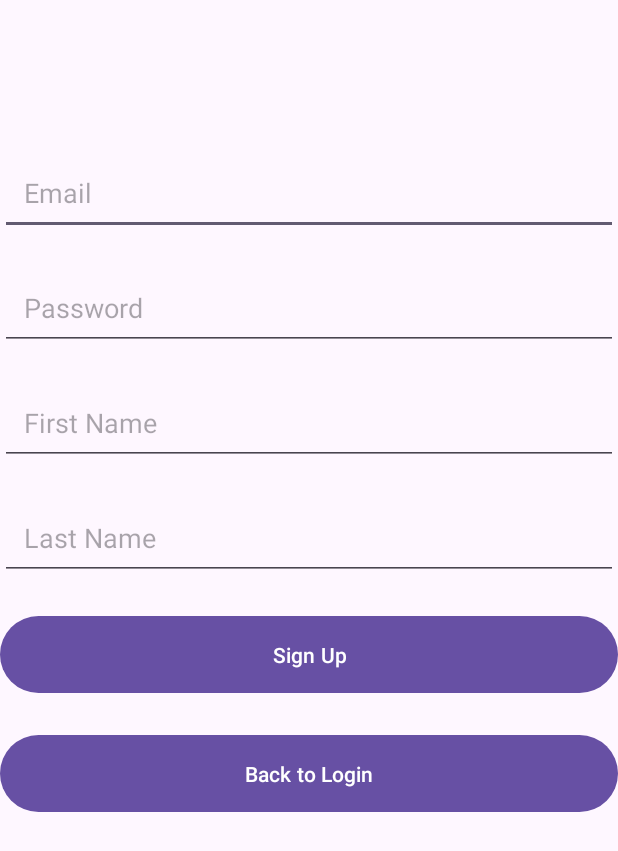
After one commit to JayHarvie/MOBI3002-Pokiminder, an Android app: the SignUpActivity screen opened directly, with no data from a screen before it, on a phone screen of 412 x 824 dp. The commit adds this screen. Shown: the top 851 px of the screen. Run offline under Robolectric (Android 15) with nearby library versions, the phone set to English and light mode, and no system bars; our stand-ins replace Room's generated code; 1 statement that could not run was skipped.

Commit message:
working on signup and login pages

```diff
--- /dev/null
+++ b/app/src/main/java/com/example/pokiminder/data/AppDatabase.kt
@@ -0,0 +1,31 @@
+package com.example.pokiminder.data
+
+import android.content.Context
+import androidx.room.Database
+import androidx.room.Room
+import androidx.room.RoomDatabase
+import com.example.pokiminder.data.dao.UserDao
+import com.example.pokiminder.data.entity.User
+
+@Database(entities = [User::class], version = 1, exportSchema = false)
+abstract class AppDatabase : RoomDatabase() {
+
+    abstract fun userDao(): UserDao
+
+    companion object {
+        @Volatile
+        private var INSTANCE: AppDatabase? = null
+
+        fun getDatabase(context: Context): AppDatabase {
+            return INSTANCE ?: synchronized(this) {
+                val instance = Room.databaseBuilder(
+                    context.applicationContext,
+                    AppDatabase::class.java,
+                    "pokiminder_database"
+                ).build()
+                INSTANCE = instance
+                instance
+            }
+        }
+    }
+}
--- a/app/src/main/java/com/example/pokiminder/data/dao/UserDao.kt
+++ b/app/src/main/java/com/example/pokiminder/data/dao/UserDao.kt
@@ -24,4 +24,7 @@ interface UserDao {
 
     @Query("SELECT * FROM users WHERE email = :email")
     suspend fun getUserByEmail(email: String): User?
+
+    @Query("SELECT * FROM users WHERE email = :email AND password = :password")
+    suspend fun getUserByEmailAndPassword(email: String, password: String): User?
 }
--- /dev/null
+++ b/app/src/main/java/com/example/pokiminder/screen/SignUpActivity.kt
@@ -0,0 +1,77 @@
+package com.example.pokiminder.screen
+
+import android.content.Intent
+import android.os.Bundle
+import android.widget.Button
+import android.widget.EditText
+import android.widget.Toast
+import androidx.appcompat.app.AppCompatActivity
+import androidx.lifecycle.lifecycleScope
+import com.example.pokiminder.R
+import com.example.pokiminder.data.AppDatabase
+import com.example.pokiminder.data.dao.UserDao
+import com.example.pokiminder.data.entity.User
+import kotlinx.coroutines.launch
+
+class SignUpActivity : AppCompatActivity() {
+
+    private lateinit var emailEditText: EditText
+    private lateinit var passwordEditText: EditText
+    private lateinit var firstNameEditText: EditText
+    private lateinit var lastNameEditText: EditText
+    private lateinit var signUpButton: Button
+    private lateinit var backToLoginButton: Button
+    private lateinit var userDao: UserDao
+
+    override fun onCreate(savedInstanceState: Bundle?) {
+        super.onCreate(savedInstanceState)
+        setContentView(R.layout.activity_sign_up)
+
+        // Initialize UI components
+        emailEditText = findViewById(R.id.sign_up_email)
+        passwordEditText = findViewById(R.id.sign_up_password)
+        firstNameEditText = findViewById(R.id.sign_up_first_name)
+        lastNameEditText = findViewById(R.id.sign_up_last_name)
+        signUpButton = findViewById(R.id.sign_up_button)
+        backToLoginButton = findViewById(R.id.back_to_login_button)
+
+        // Initialize Room Database
+        val db = AppDatabase.getDatabase(this)
+        userDao = db.userDao()
+
+        signUpButton.setOnClickListener {
+            val email = emailEditText.text.toString().trim()
+            val password = passwordEditText.text.toString().trim()
+            val firstName = firstNameEditText.text.toString().trim()
+            val lastName = lastNameEditText.text.toString().trim()
+
+            if (email.isEmpty() || password.isEmpty() || firstName.isEmpty() || lastName.isEmpty()) {
+                Toast.makeText(this, "Please fill in all fields", Toast.LENGTH_SHORT).show()
+                return@setOnClickListener
+            }
+
+            // Check if the email already exists
+            lifecycleScope.launch {
+                val existingUser = userDao.getUserByEmail(email)
+                if (existingUser != null) {
+                    Toast.makeText(this@SignUpActivity, "Email already exists. Please login.", Toast.LENGTH_SHORT).show()
+                } else {
+                    // Add new user to the database
+                    val newUser = User(email = email, password = password, firstName = firstName, lastName = lastName, modeType = 0)
+                    userDao.insertUser(newUser)
+
+                    // Redirect to Login page after successful sign up
+                    val intent = Intent(this@SignUpActivity, LoginActivity::class.java)
+                    startActivity(intent)
+                    finish() // Close the sign-up screen
+                }
+            }
+        }
+
+        backToLoginButton.setOnClickListener {
+            // Redirect to Login screen
+            val intent = Intent(this, LoginActivity::class.java)
+            startActivity(intent)
+        }
+    }
+}
--- /dev/null
+++ b/app/src/main/res/layout/activity_sign_up.xml
@@ -0,0 +1,84 @@
+<?xml version="1.0" encoding="utf-8"?>
+<androidx.constraintlayout.widget.ConstraintLayout xmlns:android="http://schemas.android.com/apk/res/android"
+    xmlns:app="http://schemas.android.com/apk/res-auto"
+    xmlns:tools="http://schemas.android.com/tools"
+    android:id="@+id/main"
+    android:layout_width="match_parent"
+    android:layout_height="match_parent"
+    tools:context=".screen.SignUpActivity">
+
+    <!-- Email Input -->
+    <EditText
+        android:id="@+id/sign_up_email"
+        android:layout_width="0dp"
+        android:layout_height="wrap_content"
+        android:hint="Email"
+        android:inputType="textEmailAddress"
+        app:layout_constraintTop_toTopOf="parent"
+        app:layout_constraintStart_toStartOf="parent"
+        app:layout_constraintEnd_toEndOf="parent"
+        android:layout_marginTop="100dp"
+        android:padding="16dp"/>
+
+    <!-- Password Input -->
+    <EditText
+        android:id="@+id/sign_up_password"
+        android:layout_width="0dp"
+        android:layout_height="wrap_content"
+        android:hint="Password"
+        android:inputType="textPassword"
+        app:layout_constraintTop_toBottomOf="@id/sign_up_email"
+        app:layout_constraintStart_toStartOf="parent"
+        app:layout_constraintEnd_toEndOf="parent"
+        android:layout_marginTop="20dp"
+        android:padding="16dp"/>
+
+    <!-- First Name Input -->
+    <EditText
+        android:id="@+id/sign_up_first_name"
+        android:layout_width="0dp"
+        android:layout_height="wrap_content"
+        android:hint="First Name"
+        app:layout_constraintTop_toBottomOf="@id/sign_up_password"
+        app:layout_constraintStart_toStartOf="parent"
+        app:layout_constraintEnd_toEndOf="parent"
+        android:layout_marginTop="20dp"
+        android:padding="16dp"/>
+
+    <!-- Last Name Input -->
+    <EditText
+        android:id="@+id/sign_up_last_name"
+        android:layout_width="0dp"
+        android:layout_height="wrap_content"
+        android:hint="Last Name"
+        app:layout_constraintTop_toBottomOf="@id/sign_up_first_name"
+        app:layout_constraintStart_toStartOf="parent"
+        app:layout_constraintEnd_toEndOf="parent"
+        android:layout_marginTop="20dp"
+        android:padding="16dp"/>
+
+    <!-- Sign Up Button -->
+    <Button
+        android:id="@+id/sign_up_button"
+        android:layout_width="0dp"
+        android:layout_height="wrap_content"
+        android:text="Sign Up"
+        app:layout_constraintTop_toBottomOf="@id/sign_up_last_name"
+        app:layout_constraintStart_toStartOf="parent"
+        app:layout_constraintEnd_toEndOf="parent"
+        android:layout_marginTop="20dp"
+        android:padding="16dp"/>
+
+    <!-- Back to Login Button -->
+    <Button
+        android:id="@+id/back_to_login_button"
+        android:layout_width="0dp"
+        android:layout_height="wrap_content"
+        android:text="Back to Login"
+        app:layout_constraintTop_toBottomOf="@id/sign_up_button"
+        app:layout_constraintStart_toStartOf="parent"
+        app:layout_constraintEnd_toEndOf="parent"
+        android:layout_marginTop="20dp"
+        android:padding="16dp"/>
+
+</androidx.constraintlayout.widget.ConstraintLayout>
```
Also changed, not shown: app/src/main/AndroidManifest.xml (+15 -2 lines), app/src/main/java/com/example/pokiminder/MainActivity.kt (+6 -15 lines), app/src/main/java/com/example/pokiminder/screen/HomePageActivity.kt (renamed from app/src/main/java/com/example/pokiminder/screen/homepageActivity.kt, +54 -6 lines), app/src/main/java/com/example/pokiminder/screen/LoginActivity.kt (added, +68 -0 lines), app/src/main/res/layout/activity_homepage.xml (+6 -7 lines), app/src/main/res/layout/activity_login.xml (added, +60 -0 lines), app/src/main/res/menu/filter_menu.xml (added, +16 -0 lines).
